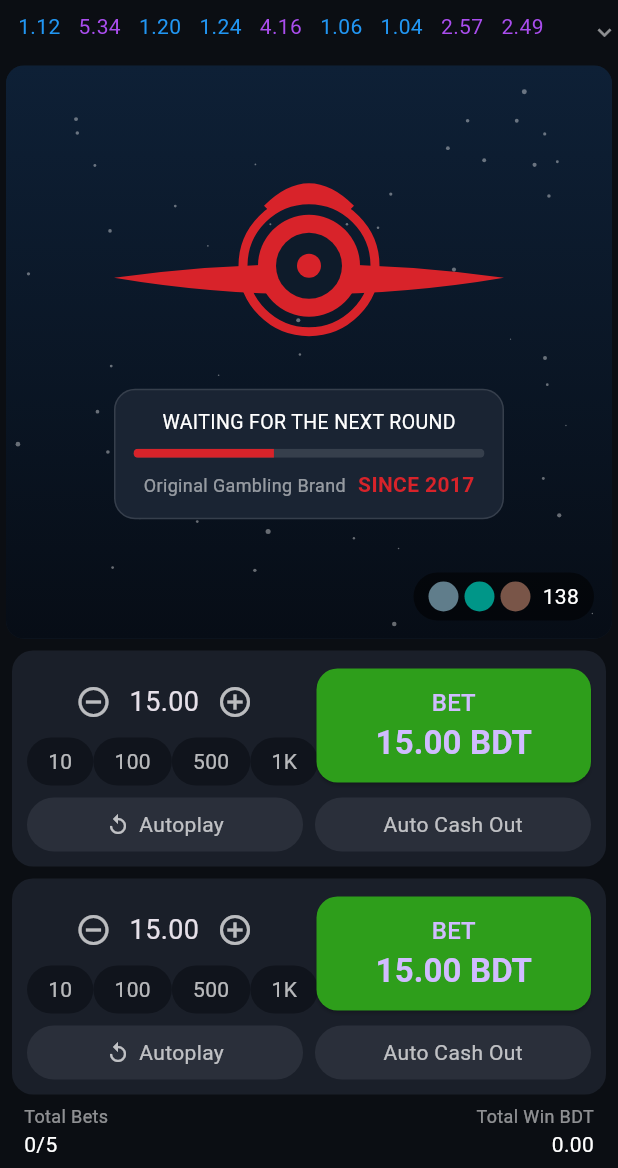
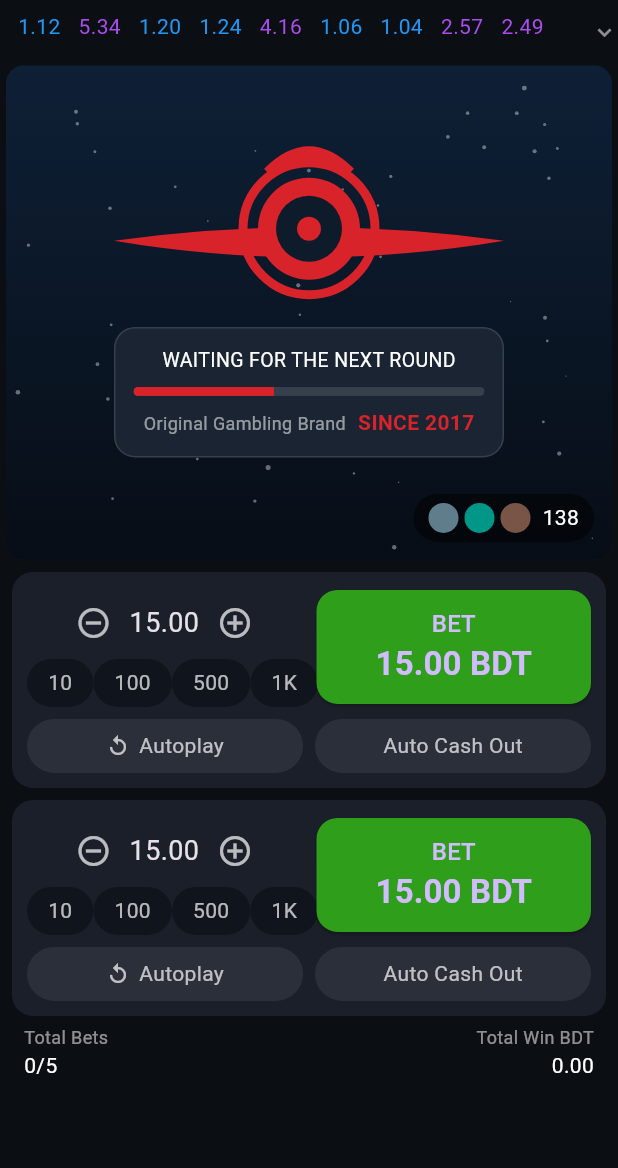
Before and after one commit to sarifulshikder/aviator, a Flutter app: the screen it shows after launch, on a phone screen of 412 x 824 dp, the part 68-1236 px from its top. Run offline on Flutter 3.47's test engine with Material 3 defaults, Android fonts, the phone set to English and light mode, and no system bars.

Commit message:
Prevent layout overflow

```diff
--- a/lib/main.dart
+++ b/lib/main.dart
@@ -130,8 +130,9 @@ class _AviatorPageState extends State<AviatorPage> {
 
     return Scaffold(
       body: SafeArea(
-        child: Column(
-          children: [
+        child: SingleChildScrollView(
+          child: Column(
+            children: [
             Padding(
               padding: const EdgeInsets.symmetric(horizontal: 12, vertical: 8),
               child: Row(
@@ -189,7 +190,8 @@ class _AviatorPageState extends State<AviatorPage> {
               ),
             ),
             const SizedBox(height: 8),
-            Expanded(
+            SizedBox(
+              height: MediaQuery.of(context).size.height * 0.40,
               child: Container(
                 margin: const EdgeInsets.symmetric(horizontal: 4),
                 clipBehavior: Clip.antiAlias,
@@ -219,7 +221,7 @@ class _AviatorPageState extends State<AviatorPage> {
                           mainAxisSize: MainAxisSize.min,
                           children: [
                             CustomPaint(
-                              size: const Size(260, 120),
+                              size: const Size(220, 90),
                               painter: _FrontPlanePainter(),
                             ),
                             const SizedBox(height: 16),
@@ -247,7 +249,8 @@ class _AviatorPageState extends State<AviatorPage> {
                                     ),
                                   ),
                                   const SizedBox(height: 8),
-                                  Row(
+                                  FittedBox(
+                                    child: Row(
                                     mainAxisAlignment:
                                         MainAxisAlignment.center,
                                     children: const [
@@ -261,6 +264,7 @@ class _AviatorPageState extends State<AviatorPage> {
                                               color: Color(0xFFD8232A),
                                               fontWeight: FontWeight.bold)),
                                     ],
+                                  ),
                                   ),
                                 ],
                               ),
@@ -388,6 +392,7 @@ class _AviatorPageState extends State<AviatorPage> {
               ),
             ),
           ],
+          ),
         ),
       ),
     );
```
